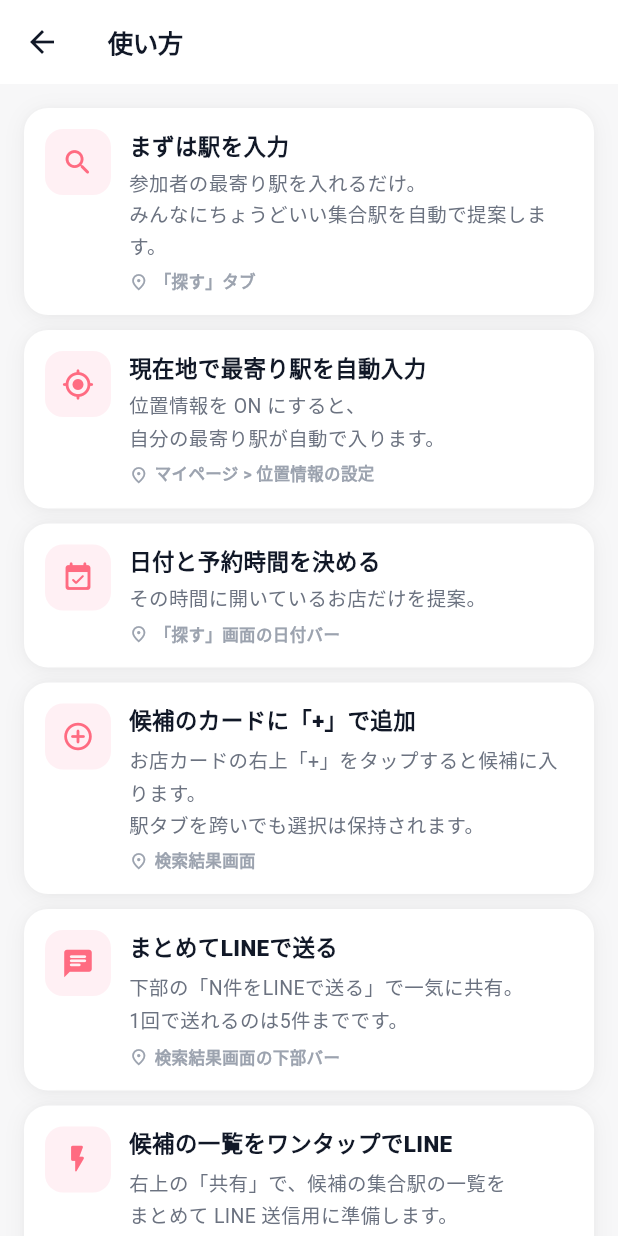
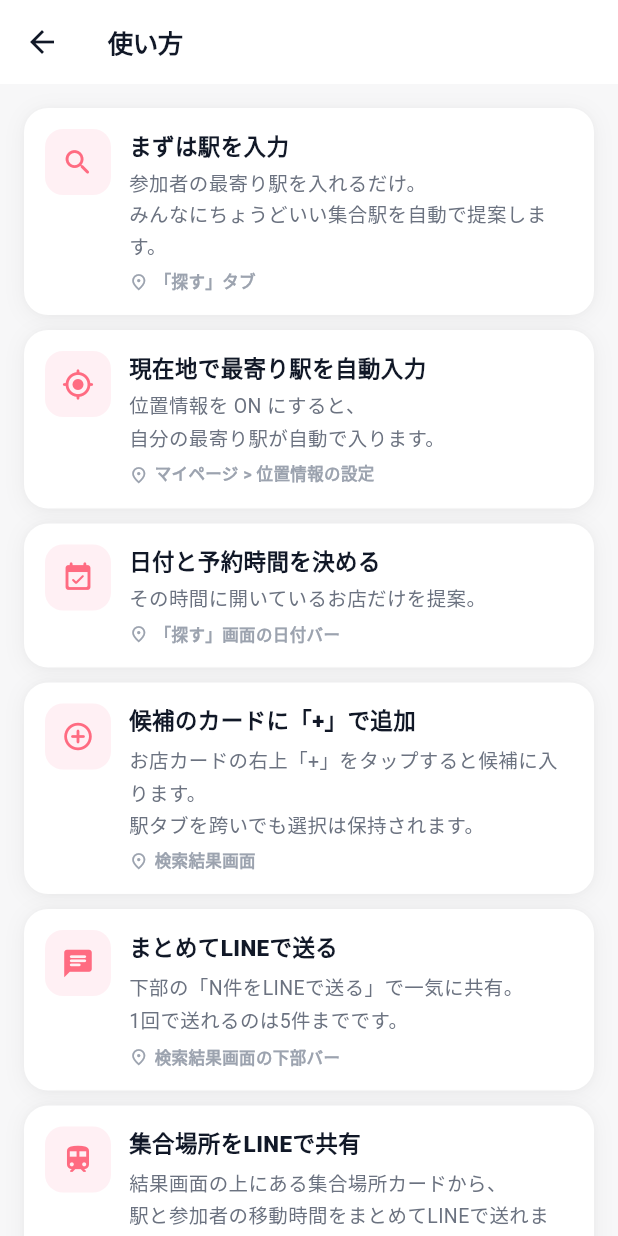
Before and after one commit to iwpbiksrlvt10490424-eng/mannaka, a Flutter app: the TutorialScreen screen opened directly, on a phone screen of 412 x 824 dp. Run offline on Flutter 3.47's test engine with Material 3 defaults, Android fonts, the phone set to English and light mode, and no system bars; our stand-ins replace app_links, cached_network_image, cloud_firestore, firebase_auth, firebase_core, flutter_map and 7 more; accounts and stored records are empty; generated files the repository leaves out were written again; network calls fail.

Commit message:
chore(release): v1.0.6 — ドキュメント更新・AboutScreen 削除・テスト整備
【バージョン】
- pubspec.yaml: 1.0.5+1 → 1.0.6+1
- settings_screen.dart 表示も 1.0.6 に追従

【AboutScreen 削除】
- lib/screens/about_screen.dart を削除
- settings_screen.dart の import / NavItem / マイページ導線を撤去
- 「アプリについて」関連の情報は今後ポリシー画面に集約

【ドキュメント更新】
- 使い方（tutorial_screen）: 旧「右上の緑共有ボタン」→「集合場所カードの
  LINEで共有」に書き換え。「履歴はタップした店だけ」「予約は外部サイト」
  「詳細条件折りたたみ」のセクションを追加
- FAQ（support_screen）: 「探す画面の項目が多すぎる」「集合駅をLINEで共有
  したい」「予約ページへ進むの挙動」の 3 件を追加
- プライバシーポリシー: 改定日 2026年5月7日 → 2026年5月10日
  既存テスト policy_screen_revision_date_test も追従

【テスト基盤】
- _shortenAccess / _todayHours / _formatOpenHours / _formatCloseDay を
  top-level public 関数化（テストから直接呼べるように）
- _FactBadges → FactBadges（公開化）
- 新テスト test/redesign_phase1_4_test.dart：35 ケース
  shortenAccess（6）/ todayHours（5）/ formatOpenHours（5）/
  FactBadges（7）/ 構造ガード旧文言・旧 UI 残存（11）/ バージョン整合（1）

flutter analyze: 0 issues
flutter test (target file): 35 / 35 pass

Co-Authored-By: Claude Opus 4.7 (1M context) <noreply@anthropic.com>

```diff
--- a/lib/screens/policy_screen.dart
+++ b/lib/screens/policy_screen.dart
@@ -18,7 +18,7 @@ class PrivacyPolicyScreen extends StatelessWidget {
       body: const SingleChildScrollView(
         padding: EdgeInsets.all(20),
         child: _PolicyContent(
-          header: 'Aimachi プライバシーポリシー\n制定日：2024年4月1日\n最終改定日：2026年5月7日',
+          header: 'Aimachi プライバシーポリシー\n制定日：2024年4月1日\n最終改定日：2026年5月10日',
           sections: [
             _PolicySection(
               title: '第1条（個人情報の定義）',
--- a/lib/screens/results_screen.dart
+++ b/lib/screens/results_screen.dart
@@ -1455,7 +1455,7 @@ class _CompactCard extends StatelessWidget {
                       // 優先順: 駅近(<=5分) > 予約可 > 個室 > 高評価。
                       // 「女性人気」「外さない」「おしゃれ」「穴場」等の主観ラベルは
                       // UX critique を受けて削除（判断コストを下げる）。
-                      ..._FactBadges.build(r),
+                      ...FactBadges.build(r),
                     ],
                   ),
                 ],
@@ -1668,7 +1668,7 @@ class _PersonChip extends StatelessWidget {
 /// 店舗カードの右上に出すラベルは事実ベース（駅近・予約可・個室・高評価）に絞る。
 /// 主観ラベル（外さない・おしゃれ・穴場・女性人気）は UX critique を受けて削除。
 /// 表示件数は最大 2 つ — 多すぎると判断コストが上がる（Hick's Law）。
-class _FactBadges {
+class FactBadges {
   static List<Widget> build(Restaurant r) {
     final badges = <Widget>[];
     if (r.distanceMinutes <= 5) {
--- a/lib/screens/settings_screen.dart
+++ b/lib/screens/settings_screen.dart
@@ -22,7 +22,6 @@ import 'saved_drafts_screen.dart';
 import 'tutorial_screen.dart';
 import 'support_screen.dart';
 import 'policy_screen.dart';
-import 'about_screen.dart';
 import '../utils/share_utils.dart';
 
 
@@ -710,17 +709,7 @@ class _SettingsScreenState extends ConsumerState<SettingsScreen> {
                         MaterialPageRoute(builder: (_) => const TermsScreen()),
                       ),
                     ),
-                    _NavItem(
-                      icon: Icons.info_outline_rounded,
-                      label: 'アプリについて',
-                      color: const Color(0xFF6B7280),
-                      onTap: () => Navigator.push(
-                        context,
-                        MaterialPageRoute(
-                            builder: (_) => const AboutScreen()),
-                      ),
-                    ),
-                    _InfoItem(label: 'バージョン', value: '1.0.5'),
+                    _InfoItem(label: 'バージョン', value: '1.0.6'),
                   ],
                 ),
 
--- a/lib/screens/support_screen.dart
+++ b/lib/screens/support_screen.dart
@@ -63,8 +63,16 @@ class SupportScreen extends StatelessWidget {
       '結果画面の上部ジャンルチップか、右上「条件を変更」から細かく絞り込めます。予約可のみ・個室・飲み放題・チェーン店除外も可能。',
     ),
     (
+      '探す画面の項目が多すぎる',
+      '日程・シーン・個室などの細かい指定は「詳細条件」を開いてから入力できます。最初は駅・ジャンル・予算だけで検索できます。',
+    ),
+    (
       '気になるお店を複数人に相談したい',
       'お店カード右上の「+」で候補に追加すると、下部のバーに「N件をLINEで送る」が表示されます。複数の駅から選んだ候補も駅ごとにまとまって送信されます。',
+    ),
+    (
+      '集合駅をLINEで共有したい',
+      '結果画面の上にある集合場所カードの「この場所をLINEで共有」ボタンから、集合駅と参加者の移動時間をまとめてLINEで送れます。',
     ),
     (
       'LINEで送れるお店は何件？',
@@ -97,6 +105,10 @@ class SupportScreen extends StatelessWidget {
     (
       '行ったお店を手動で追加したい',
       '履歴画面の「行ったお店」タブ右下の「+」から手動追加できます。予定画面も同様です。',
+    ),
+    (
+      '「予約ページへ進む」を押すと何が起きる？',
+      '外部の予約サイト（Hotpepper など）が開きます。Aimachi 内では予約は完結しません。予約後に「予定」タブに自動で記録されます。',
     ),
   ];
 
--- a/lib/screens/tutorial_screen.dart
+++ b/lib/screens/tutorial_screen.dart
@@ -45,11 +45,11 @@ class TutorialScreen extends ConsumerWidget {
       where: '検索結果画面の下部バー',
     ),
     _Section(
-      icon: Icons.flash_on_rounded,
-      title: '候補の一覧をワンタップでLINE',
-      body: '右上の「共有」で、候補の集合駅の一覧を\n'
-          'まとめて LINE 送信用に準備します。',
-      where: '検索結果画面 右上の緑ボタン',
+      icon: Icons.train_rounded,
+      title: '集合場所をLINEで共有',
+      body: '結果画面の上にある集合場所カードから、\n'
+          '駅と参加者の移動時間をまとめてLINEで送れます。',
+      where: '検索結果画面の集合場所カード',
     ),
     _Section(
       icon: Icons.storefront_rounded,
@@ -57,6 +57,13 @@ class TutorialScreen extends ConsumerWidget {
       body: 'LINE 本文の店舗リンクをタップすると\n'
           'Google の店舗ページ（口コミ・写真・メニュー）が開きます。',
       where: 'LINE で受信した本文のリンク',
+    ),
+    _Section(
+      icon: Icons.bookmark_outline,
+      title: '見たお店だけが履歴に残る',
+      body: '詳細を開いて確認したお店だけが「履歴」タブに残ります。\n'
+          '集合駅ごとに自動で整理されます。',
+      where: '「履歴」タブ',
     ),
     _Section(
       icon: Icons.check_circle_rounded,
@@ -68,9 +75,18 @@ class TutorialScreen extends ConsumerWidget {
     _Section(
       icon: Icons.filter_list_rounded,
       title: '条件で絞り込み',
-      body: 'ジャンル・予算・個室・飲み放題・予約可能・\n'
-          'チェーン店除外などで候補を絞り込み可能。',
-      where: '検索結果画面 右上の「条件を変更」',
+      body: '探す画面では「詳細条件」を開くと、日程・シーン・\n'
+          '個室・予算など細かく指定できます。\n'
+          '結果画面の右上「条件を変更」からも調整できます。',
+      where: '探す画面 / 結果画面',
+    ),
+    _Section(
+      icon: Icons.open_in_new_rounded,
+      title: '予約は外部の予約サイトで',
+      body: '「予約ページへ進む」を押すと、外部の予約サイト\n'
+          '（Hotpepper など）が開きます。\n'
+          'アプリ内では予約は完結しません。',
+      where: 'お店の詳細画面',
     ),
   ];
 
--- a/pubspec.yaml
+++ b/pubspec.yaml
@@ -16,7 +16,7 @@ publish_to: 'none' # Remove this line if you wish to publish to pub.dev
 # https://developer.apple.com/library/archive/documentation/General/Reference/InfoPlistKeyReference/Articles/CoreFoundationKeys.html
 # In Windows, build-name is used as the major, minor, and patch parts
 # of the product and file versions while build-number is used as the build suffix.
-version: 1.0.5+1
+version: 1.0.6+1
 
 environment:
   sdk: ^3.9.2
```
Also changed, not shown: lib/screens/about_screen.dart (deleted, +0 -160 lines), lib/screens/restaurant_detail_screen.dart (+12 -9 lines), 2 other files.
